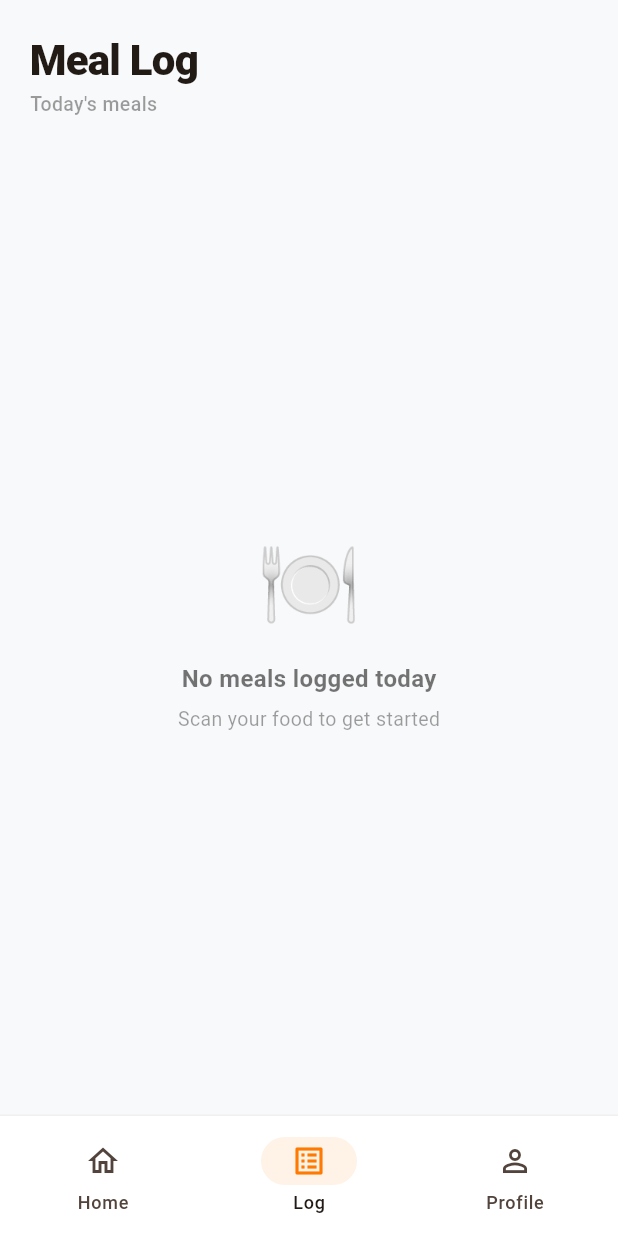
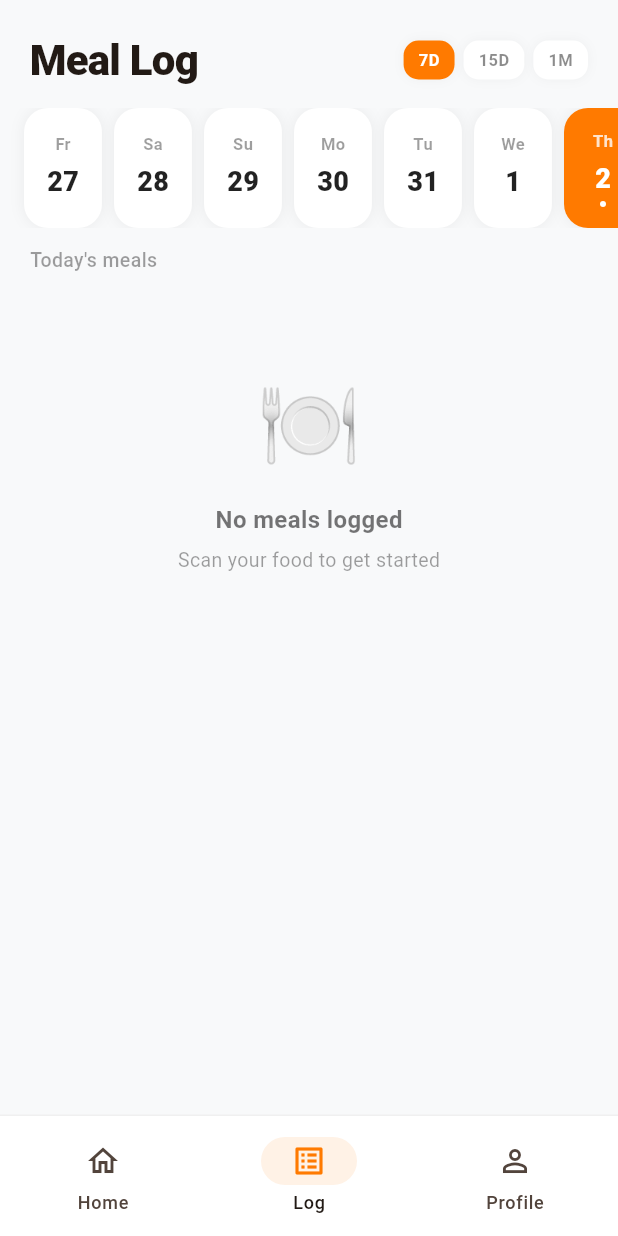
Before and after one commit to divyanshpundir/cal-bharat, a Flutter app: the AppShell screen opened directly, item 2 of the bottom bar chosen, on a phone screen of 412 x 824 dp. Run offline on Flutter 3.47's test engine with Material 3 defaults, Android fonts, the phone set to English and light mode, and no system bars; our stand-ins replace cloud_firestore, firebase_auth, firebase_core, image_picker, shared_preferences; missing offline and left inert: dart:html; accounts and stored records are empty.

Commit message:
V3 - meal history 7D/15D/1M date selector

```diff
--- a/lib/main.dart
+++ b/lib/main.dart
@@ -1613,22 +1613,72 @@ class LogScreen extends StatefulWidget {
 }
 
 class _LogScreenState extends State<LogScreen> {
+  DateTime _selectedDate = DateTime.now();
+  int _rangeDays = 7; // 7, 15, or 30
+
+  DateTime _startOfDay(DateTime d) => DateTime(d.year, d.month, d.day);
+  DateTime _endOfDay(DateTime d) => DateTime(d.year, d.month, d.day, 23, 59, 59);
+
   @override
   Widget build(BuildContext context) {
     final uid = FirebaseAuth.instance.currentUser?.uid;
     final now = DateTime.now();
-    final startOfDay = Timestamp.fromDate(DateTime(now.year, now.month, now.day));
-    final endOfDay = Timestamp.fromDate(DateTime(now.year, now.month, now.day, 23, 59, 59));
 
     return SafeArea(
-      child: Padding(
+      child: Column(crossAxisAlignment: CrossAxisAlignment.start, children: [
+        Padding(
           padding: const EdgeInsets.fromLTRB(20, 20, 20, 0),
-        child: Column(crossAxisAlignment: CrossAxisAlignment.start, children: [
-          const Text('Meal Log',
-              style: TextStyle(fontSize: 28, fontWeight: FontWeight.w900, letterSpacing: -0.5)),
-          const Text("Today's meals",
-              style: TextStyle(color: Colors.black38, fontSize: 13, fontWeight: FontWeight.w500)),
-          const SizedBox(height: 16),
+          child: Row(mainAxisAlignment: MainAxisAlignment.spaceBetween, children: [
+            const Text('Meal Log', style: TextStyle(fontSize: 28, fontWeight: FontWeight.w900, letterSpacing: -0.5)),
+            Row(children: [
+              _RangeChip(label: '7D', value: 7, selected: _rangeDays, onTap: () => setState(() => _rangeDays = 7)),
+              const SizedBox(width: 6),
+              _RangeChip(label: '15D', value: 15, selected: _rangeDays, onTap: () => setState(() => _rangeDays = 15)),
+              const SizedBox(width: 6),
+              _RangeChip(label: '1M', value: 30, selected: _rangeDays, onTap: () => setState(() => _rangeDays = 30)),
+            ]),
+          ]),
+        ),
+        const SizedBox(height: 12),
+
+        // Horizontal date selector
+        SizedBox(
+          height: 80,
+          child: ListView.builder(
+            scrollDirection: Axis.horizontal,
+            padding: const EdgeInsets.symmetric(horizontal: 16),
+            itemCount: _rangeDays,
+            itemBuilder: (context, i) {
+              final day = now.subtract(Duration(days: _rangeDays - 1 - i));
+              final isSelected = _startOfDay(day) == _startOfDay(_selectedDate);
+              const days = ['Mo', 'Tu', 'We', 'Th', 'Fr', 'Sa', 'Su'];
+              final dayLabel = days[day.weekday - 1];
+              return GestureDetector(
+                onTap: () => setState(() => _selectedDate = day),
+                child: Container(
+                  width: 52,
+                  margin: const EdgeInsets.only(right: 8),
+                  decoration: BoxDecoration(
+                    color: isSelected ? const Color(0xFFFF7A00) : Colors.white,
+                    borderRadius: BorderRadius.circular(16),
+                    boxShadow: [BoxShadow(color: Colors.black.withValues(alpha: 0.06), blurRadius: 8)],
+                  ),
+                  child: Column(mainAxisAlignment: MainAxisAlignment.center, children: [
+                    Text(dayLabel, style: TextStyle(fontSize: 11, fontWeight: FontWeight.w700, color: isSelected ? Colors.white.withValues(alpha: 0.8) : Colors.black38)),
+                    const SizedBox(height: 4),
+                    Text('${day.day}', style: TextStyle(fontSize: 18, fontWeight: FontWeight.w900, color: isSelected ? Colors.white : Colors.black87)),
+                    const SizedBox(height: 2),
+                    if (isSelected)
+                      Container(width: 4, height: 4, decoration: const BoxDecoration(color: Colors.white, shape: BoxShape.circle)),
+                  ]),
+                ),
+              );
+            },
+          ),
+        ),
+        const SizedBox(height: 12),
+
+        // Meal list for selected day
         Expanded(
           child: uid == null
               ? const Center(child: Text('Not logged in'))
@@ -1636,8 +1686,8 @@ class _LogScreenState extends State<LogScreen> {
                   stream: FirebaseFirestore.instance
                       .collection('meals')
                       .where('user_id', isEqualTo: uid)
-                        .where('logged_at', isGreaterThanOrEqualTo: startOfDay)
-                        .where('logged_at', isLessThanOrEqualTo: endOfDay)
+                      .where('logged_at', isGreaterThanOrEqualTo: Timestamp.fromDate(_startOfDay(_selectedDate)))
+                      .where('logged_at', isLessThanOrEqualTo: Timestamp.fromDate(_endOfDay(_selectedDate)))
                       .orderBy('logged_at', descending: false)
                       .snapshots(),
                   builder: (context, snapshot) {
@@ -1645,33 +1695,33 @@ class _LogScreenState extends State<LogScreen> {
                       return const Center(child: CircularProgressIndicator());
                     }
                     if (snapshot.hasError) {
-                        return Center(
-                          child: Column(
-                            mainAxisAlignment: MainAxisAlignment.center,
-                            children: [
-                              const Text('⚠️', style: TextStyle(fontSize: 40)),
-                              const SizedBox(height: 8),
-                              Text('Error: ${snapshot.error}',
-                                  style: const TextStyle(color: Colors.black38, fontSize: 12),
-                                  textAlign: TextAlign.center),
-                            ],
-                          ),
-                        );
+                      return Center(child: Text('Error: ${snapshot.error}', style: const TextStyle(color: Colors.black38, fontSize: 12)));
                     }
                     final docs = snapshot.data?.docs ?? [];
+
+                    final now2 = DateTime.now();
+                    String dateLabel;
+                    if (_startOfDay(_selectedDate) == _startOfDay(now2)) {
+                      dateLabel = "Today's meals";
+                    } else if (_startOfDay(_selectedDate) == _startOfDay(now2.subtract(const Duration(days: 1)))) {
+                      dateLabel = "Yesterday's meals";
+                    } else {
+                      dateLabel = "${_selectedDate.day}/${_selectedDate.month}/${_selectedDate.year} meals";
+                    }
+
                     if (docs.isEmpty) {
-                        return Center(child: Column(
-                          mainAxisAlignment: MainAxisAlignment.center,
-                          children: const [
-                            Text('🍽️', style: TextStyle(fontSize: 56)),
-                            SizedBox(height: 12),
-                            Text('No meals logged today',
-                                style: TextStyle(fontWeight: FontWeight.w700, fontSize: 16, color: Colors.black54)),
-                            SizedBox(height: 6),
-                            Text('Scan your food to get started',
-                                style: TextStyle(color: Colors.black38, fontSize: 13)),
-                          ],
-                        ));
+                      return Padding(
+                        padding: const EdgeInsets.fromLTRB(20, 0, 20, 0),
+                        child: Column(children: [
+                          Align(alignment: Alignment.centerLeft, child: Text(dateLabel, style: const TextStyle(color: Colors.black38, fontSize: 13, fontWeight: FontWeight.w500))),
+                          const SizedBox(height: 60),
+                          const Text('🍽️', style: TextStyle(fontSize: 56)),
+                          const SizedBox(height: 12),
+                          const Text('No meals logged', style: TextStyle(fontWeight: FontWeight.w700, fontSize: 16, color: Colors.black54)),
+                          const SizedBox(height: 6),
+                          const Text('Scan your food to get started', style: TextStyle(color: Colors.black38, fontSize: 13)),
+                        ]),
+                      );
                     }
 
                     int totalCal = 0, totalProtein = 0, totalCarbs = 0, totalFat = 0;
@@ -1683,7 +1733,11 @@ class _LogScreenState extends State<LogScreen> {
                       totalFat += (d['fat'] as num? ?? 0).toInt();
                     }
 
-                      return Column(children: [
+                    return Padding(
+                      padding: const EdgeInsets.fromLTRB(20, 0, 20, 0),
+                      child: Column(crossAxisAlignment: CrossAxisAlignment.start, children: [
+                        Text(dateLabel, style: const TextStyle(color: Colors.black38, fontSize: 13, fontWeight: FontWeight.w500)),
+                        const SizedBox(height: 10),
                         Container(
                           padding: const EdgeInsets.all(16),
                           decoration: BoxDecoration(
@@ -1693,10 +1747,8 @@ class _LogScreenState extends State<LogScreen> {
                           ),
                           child: Column(children: [
                             Row(mainAxisAlignment: MainAxisAlignment.spaceBetween, children: [
-                              const Text('Total today',
-                                  style: TextStyle(fontWeight: FontWeight.w700, color: Colors.black45, fontSize: 13)),
-                              Text('$totalCal kcal',
-                                  style: const TextStyle(fontWeight: FontWeight.w900, fontSize: 20, color: Color(0xFFFF7A00))),
+                              const Text('Total', style: TextStyle(fontWeight: FontWeight.w700, color: Colors.black45, fontSize: 13)),
+                              Text('$totalCal kcal', style: const TextStyle(fontWeight: FontWeight.w900, fontSize: 20, color: Color(0xFFFF7A00))),
                             ]),
                             const SizedBox(height: 12),
                             Row(children: [
@@ -1722,10 +1774,7 @@ class _LogScreenState extends State<LogScreen> {
                                 background: Container(
                                   alignment: Alignment.centerRight,
                                   padding: const EdgeInsets.only(right: 16),
-                                  decoration: BoxDecoration(
-                                    color: Colors.red.shade400,
-                                    borderRadius: BorderRadius.circular(16),
-                                  ),
+                                  decoration: BoxDecoration(color: Colors.red.shade400, borderRadius: BorderRadius.circular(16)),
                                   child: const Icon(Icons.delete_outline, color: Colors.white),
                                 ),
                                 onDismissed: (_) async {
@@ -1741,25 +1790,17 @@ class _LogScreenState extends State<LogScreen> {
                                   child: Row(children: [
                                     Container(
                                       width: 44, height: 44,
-                                      decoration: BoxDecoration(
-                                        color: const Color(0xFFFF7A00).withValues(alpha: 0.08),
-                                        borderRadius: BorderRadius.circular(12),
-                                      ),
+                                      decoration: BoxDecoration(color: const Color(0xFFFF7A00).withValues(alpha: 0.08), borderRadius: BorderRadius.circular(12)),
                                       child: const Icon(Icons.restaurant_outlined, color: Color(0xFFFF7A00), size: 20),
                                     ),
                                     const SizedBox(width: 12),
                                     Expanded(child: Column(crossAxisAlignment: CrossAxisAlignment.start, children: [
-                                      Text(data['dish_name'] ?? '',
-                                          style: const TextStyle(fontWeight: FontWeight.w800, fontSize: 15)),
+                                      Text(data['dish_name'] ?? '', style: const TextStyle(fontWeight: FontWeight.w800, fontSize: 15)),
                                       const SizedBox(height: 2),
-                                      Text(
-                                        serving.isNotEmpty ? '$time • $serving' : time,
-                                        style: const TextStyle(color: Colors.black38, fontSize: 12),
-                                      ),
+                                      Text(serving.isNotEmpty ? '$time • $serving' : time, style: const TextStyle(color: Colors.black38, fontSize: 12)),
                                     ])),
                                     Column(crossAxisAlignment: CrossAxisAlignment.end, children: [
-                                      Text('${data['calories']}',
-                                          style: const TextStyle(fontWeight: FontWeight.w900, fontSize: 18, color: Color(0xFFFF7A00))),
+                                      Text('${data['calories']}', style: const TextStyle(fontWeight: FontWeight.w900, fontSize: 18, color: Color(0xFFFF7A00))),
                                       const Text('kcal', style: TextStyle(color: Colors.black38, fontSize: 11)),
                                     ]),
                                   ]),
@@ -1768,15 +1809,42 @@ class _LogScreenState extends State<LogScreen> {
                             },
                           ),
                         ),
-                      ]);
+                      ]),
+                    );
                   },
                 ),
         ),
       ]),
-      ),
-    );
-  }
-}
+    );
+  }
+}
+
+class _RangeChip extends StatelessWidget {
+  const _RangeChip({required this.label, required this.value, required this.selected, required this.onTap});
+  final String label;
+  final int value;
+  final int selected;
+  final VoidCallback onTap;
+
+  @override
+  Widget build(BuildContext context) {
+    final isSelected = value == selected;
+    return GestureDetector(
+      onTap: onTap,
+      child: Container(
+        padding: const EdgeInsets.symmetric(horizontal: 10, vertical: 5),
+        decoration: BoxDecoration(
+          color: isSelected ? const Color(0xFFFF7A00) : Colors.white,
+          borderRadius: BorderRadius.circular(10),
+          boxShadow: [BoxShadow(color: Colors.black.withValues(alpha: 0.04), blurRadius: 6)],
+        ),
+        child: Text(label, style: TextStyle(fontSize: 11, fontWeight: FontWeight.w700, color: isSelected ? Colors.white : Colors.black45)),
+      ),
+    );
+  }
+}
+
+
 
 class _LogMacro extends StatelessWidget {
   const _LogMacro({required this.label, required this.value, required this.color});
```
Also changed, not shown: 1 other file. Lines whose indentation alone changed are shown as unchanged.
